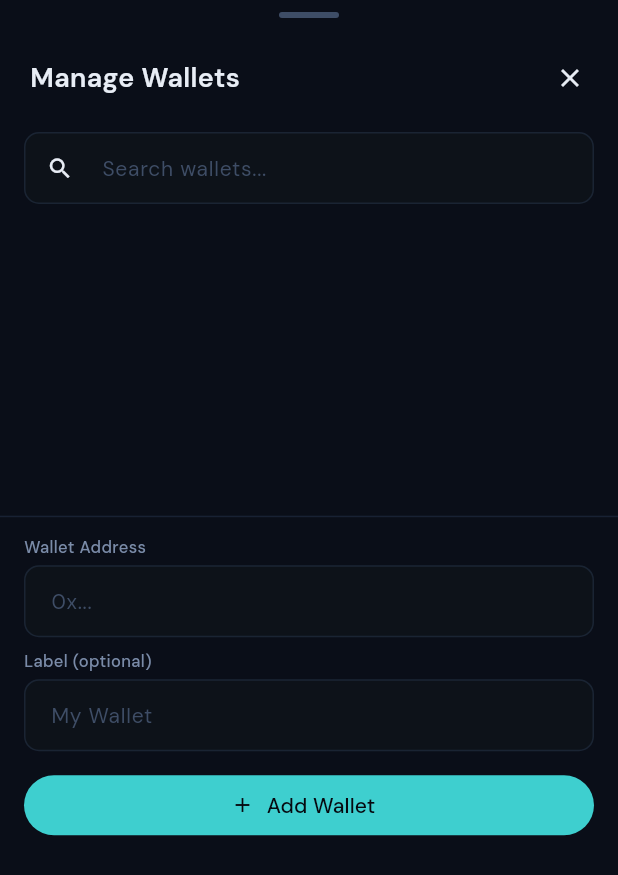
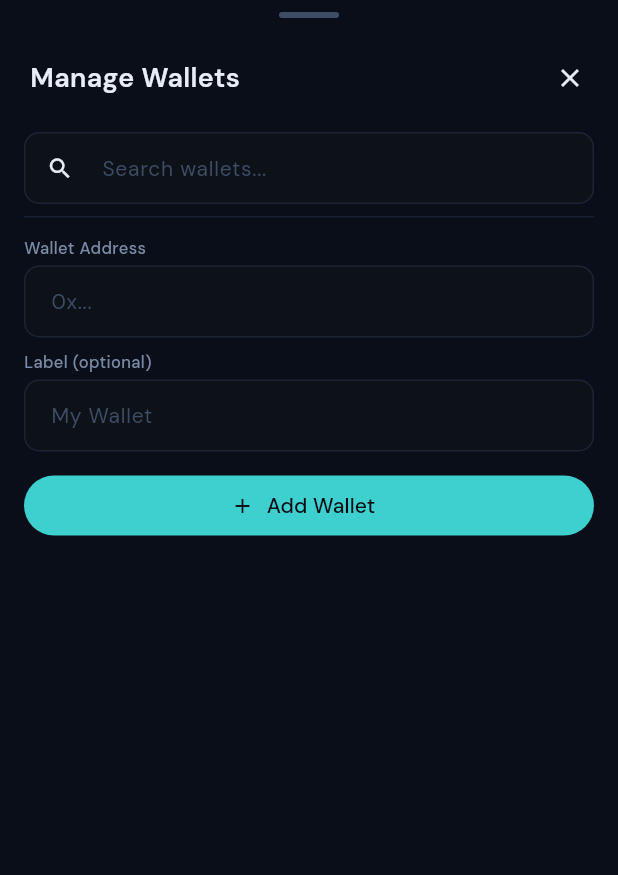
Before and after one commit to gorkijatt/hyperliquid-wallet-tracker, a Flutter app: the WalletModal widget shown alone on an empty page, opened directly, on a phone screen of 412 x 824 dp. Shown: the top 875 px of the screen. Run offline on Flutter 3.47's test engine with Material 3 defaults, Android fonts, the phone set to English and light mode, and no system bars; our stand-ins replace google_fonts, shared_preferences, shimmer; accounts and stored records are empty; network calls fail.

Commit message:
fix: resolve iOS overflow issues and keyboard-hidden wallet form
Fix AppBar title overflow by wrapping text in Flexible, increase
DataTable row heights for iOS text metrics, and move wallet add form
into scrollable list so keyboard no longer hides input fields.

```diff
--- a/hyperliquid_app/lib/screens/orders_screen.dart
+++ b/hyperliquid_app/lib/screens/orders_screen.dart
@@ -150,7 +150,7 @@ class _OrdersScreenState extends State<OrdersScreen>
                                     horizontalMargin: 16,
                                     headingRowHeight: 36,
                                     dataRowMinHeight: 44,
-                                    dataRowMaxHeight: 52,
+                                    dataRowMaxHeight: 56,
                                     headingTextStyle: const TextStyle(
                                       fontSize: 11,
                                       color: AppColors.textDim,
--- a/hyperliquid_app/lib/screens/report_screen.dart
+++ b/hyperliquid_app/lib/screens/report_screen.dart
@@ -438,7 +438,7 @@ class _ReportScreenState extends State<ReportScreen> {
                         horizontalMargin: 14,
                         headingRowHeight: 36,
                         dataRowMinHeight: 44,
-                        dataRowMaxHeight: 52,
+                        dataRowMaxHeight: 56,
                         headingTextStyle: const TextStyle(
                           fontSize: 11,
                           color: AppColors.textDim,
--- a/hyperliquid_app/lib/widgets/wallet/wallet_modal.dart
+++ b/hyperliquid_app/lib/widgets/wallet/wallet_modal.dart
@@ -168,13 +168,19 @@ class _WalletModalState extends State<WalletModal> {
                     ),
                   ),
                 ),
-                // Wallet list
+                // Wallet list + add form (scrollable)
                 Expanded(
-                  child: ListView.builder(
+                  child: ListView(
                     controller: scrollController,
-                    itemCount: wallets.length,
-                    padding: const EdgeInsets.symmetric(horizontal: 16),
-                    itemBuilder: (_, i) {
+                    padding: EdgeInsets.only(
+                      left: 16,
+                      right: 16,
+                      bottom: MediaQuery.of(context).viewInsets.bottom +
+                          MediaQuery.of(context).padding.bottom,
+                    ),
+                    children: [
+                      // Wallet items
+                      ...List.generate(wallets.length, (i) {
                         final w = wallets[i];
                         final isActive = w.address == wp.activeAddress;
                         return Container(
@@ -226,7 +232,9 @@ class _WalletModalState extends State<WalletModal> {
                                       Clipboard.setData(
                                         ClipboardData(text: w.address),
                                       );
-                                    ScaffoldMessenger.of(context).showSnackBar(
+                                      ScaffoldMessenger.of(
+                                        context,
+                                      ).showSnackBar(
                                         const SnackBar(
                                           content: Text('Address copied'),
                                         ),
@@ -249,7 +257,8 @@ class _WalletModalState extends State<WalletModal> {
                                         size: 16,
                                         color: AppColors.red,
                                       ),
-                                    onPressed: () => _removeWallet(w.address),
+                                      onPressed: () =>
+                                          _removeWallet(w.address),
                                       tooltip: 'Remove',
                                       visualDensity: VisualDensity.compact,
                                     ),
@@ -258,14 +267,14 @@ class _WalletModalState extends State<WalletModal> {
                             ),
                           ),
                         );
-                    },
-                  ),
-                ),
+                      }),
                       // Add wallet form
                       Container(
-                  padding: const EdgeInsets.fromLTRB(16, 12, 16, 16),
+                        padding: const EdgeInsets.only(top: 12),
                         decoration: const BoxDecoration(
-                    border: Border(top: BorderSide(color: AppColors.border)),
+                          border: Border(
+                            top: BorderSide(color: AppColors.border),
+                          ),
                         ),
                         child: Column(
                           crossAxisAlignment: CrossAxisAlignment.start,
@@ -315,7 +324,9 @@ class _WalletModalState extends State<WalletModal> {
                           ],
                         ),
                       ),
-                SizedBox(height: MediaQuery.of(context).padding.bottom),
+                    ],
+                  ),
+                ),
               ],
             );
           },
```
Also changed, not shown: hyperliquid_app/lib/screens/shell_screen.dart (+6 -1 lines), 3 other files. Lines whose indentation alone changed are shown as unchanged.
